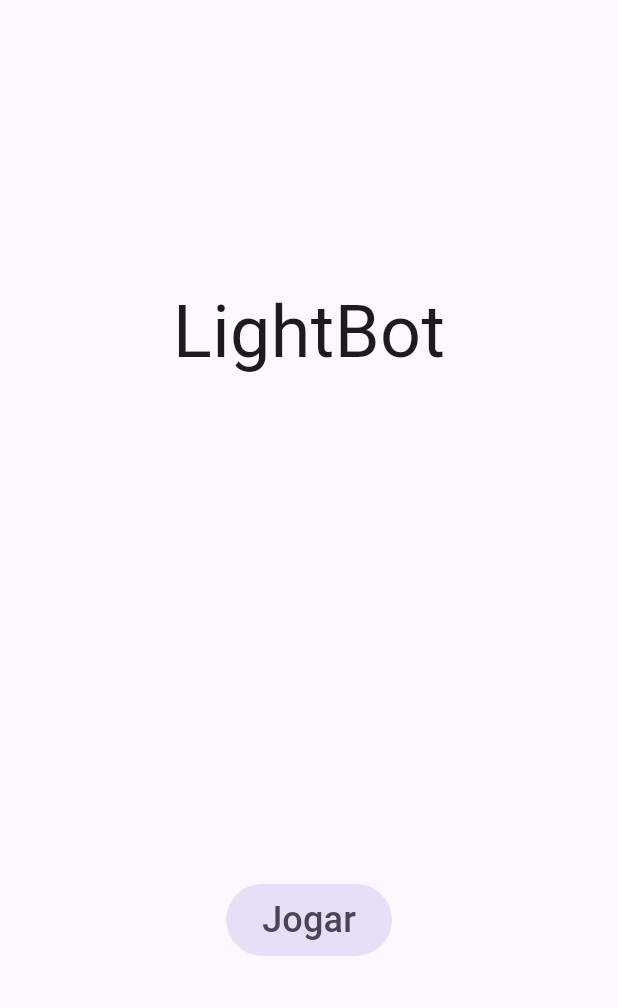
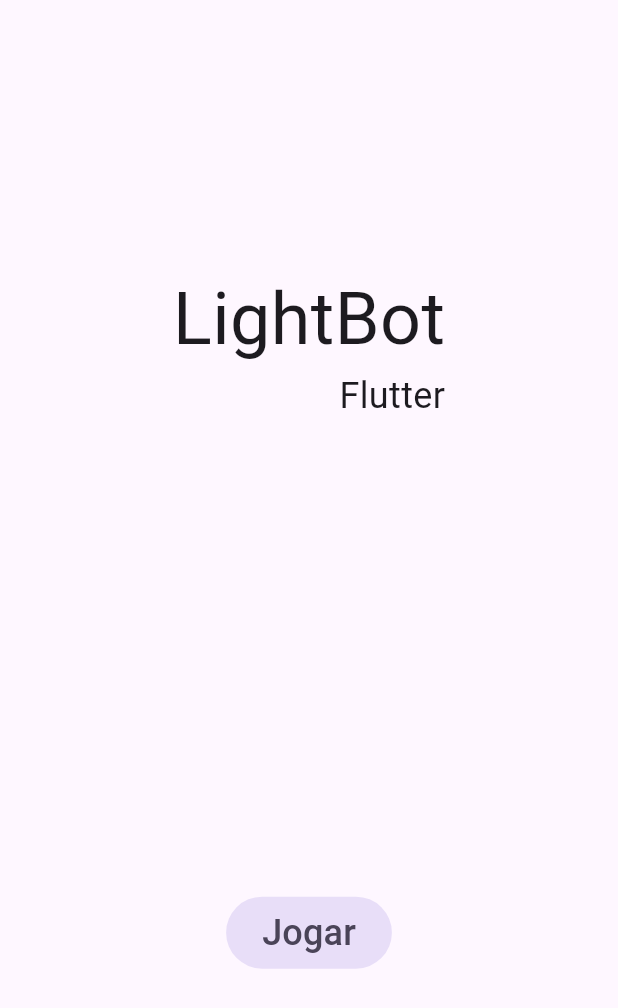
Before and after one commit to RodrigoUchoa001/lightbot-flutter, a Flutter app: the screen it shows after launch, on a phone screen of 412 x 824 dp. Shown: the top 1008 px of the screen. Run offline on Flutter 3.47's test engine with Material 3 defaults, Android fonts, the light colour scheme and no system bars.

Commit message:
melhorado titulo do jogo na tela inicial

```diff
--- a/lib/screens/home_screen.dart
+++ b/lib/screens/home_screen.dart
@@ -13,9 +13,18 @@
             child: Column(
               mainAxisAlignment: MainAxisAlignment.spaceAround,
               children: [
-                const Text(
-                  'LightBot',
-                  style: TextStyle(fontSize: 48),
+                const Column(
+                  crossAxisAlignment: CrossAxisAlignment.end,
+                  children: [
+                    Text(
+                      'LightBot',
+                      style: TextStyle(fontSize: 48),
+                    ),
+                    Text(
+                      'Flutter',
+                      style: TextStyle(fontSize: 24),
+                    ),
+                  ],
                 ),
                 SizedBox(
                   height: 48,
```
